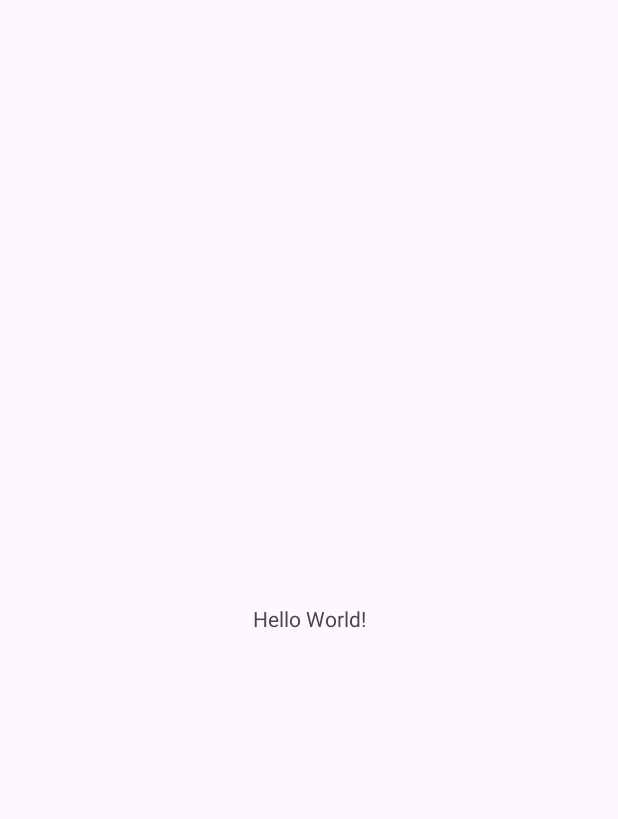
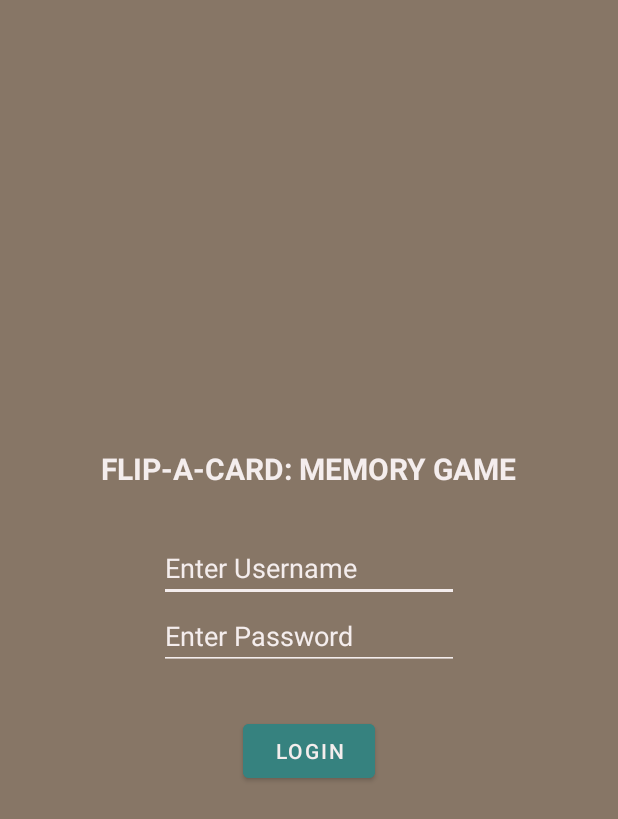
Before and after one commit to YongHui-X/PixelPairs_Android-Memory-Game, an Android app: the screen it shows after launch (MainActivity before the commit, LoginActivity after it), on a phone screen of 412 x 824 dp. Before the commit the part shown is almost empty. Shown: the top 819 px of the screen. Run offline under Robolectric (Android 15) with nearby library versions, the phone set to English and light mode, and no system bars.

Commit message:
new activity_login

```diff
--- a/android/app/src/main/AndroidManifest.xml
+++ b/android/app/src/main/AndroidManifest.xml
@@ -10,15 +10,11 @@
         android:label="@string/app_name"
         android:roundIcon="@mipmap/ic_launcher_round"
         android:supportsRtl="true"
-        android:theme="@style/Theme.AndroidCA">
+        android:theme="@style/Theme.MaterialComponents.NoActionBar">
         <activity
-            android:name=".Fetch"
+            android:name=".FetchActivity"
             android:exported="false" />
-        <activity
-            android:name=".Login"
-            android:exported="false" />
-        <activity
-            android:name=".MainActivity"
+        <activity android:name=".LoginActivity"
             android:exported="true">
             <intent-filter>
                 <action android:name="android.intent.action.MAIN" />
@@ -26,6 +22,9 @@
                 <category android:name="android.intent.category.LAUNCHER" />
             </intent-filter>
         </activity>
+        <activity
+            android:name=".MainActivity"
+            android:exported="false"/>
     </application>
 
 </manifest>
--- a/android/app/src/main/java/iss/nus/edu/sg/appfiles/androidca/Fetch.kt
+++ b/android/app/src/main/java/iss/nus/edu/sg/appfiles/androidca/FetchActivity.kt
@@ -6,7 +6,7 @@ import androidx.appcompat.app.AppCompatActivity
 import androidx.core.view.ViewCompat
 import androidx.core.view.WindowInsetsCompat
 
-class Fetch : AppCompatActivity() {
+class FetchActivity : AppCompatActivity() {
     override fun onCreate(savedInstanceState: Bundle?) {
         super.onCreate(savedInstanceState)
         enableEdgeToEdge()
--- a/android/app/src/main/java/iss/nus/edu/sg/appfiles/androidca/Login.kt
+++ b/android/app/src/main/java/iss/nus/edu/sg/appfiles/androidca/LoginActivity.kt
@@ -6,7 +6,7 @@ import androidx.appcompat.app.AppCompatActivity
 import androidx.core.view.ViewCompat
 import androidx.core.view.WindowInsetsCompat
 
-class Login : AppCompatActivity() {
+class LoginActivity : AppCompatActivity() {
     override fun onCreate(savedInstanceState: Bundle?) {
         super.onCreate(savedInstanceState)
         enableEdgeToEdge()
--- a/android/app/src/main/java/iss/nus/edu/sg/appfiles/androidca/models/Users.kt
+++ b/android/app/src/main/java/iss/nus/edu/sg/appfiles/androidca/models/Users.kt
@@ -1,4 +1,7 @@
 package iss.nus.edu.sg.appfiles.androidca.models
 
-class Users {
-}
+data class Users(
+    val username: String,
+    val password: String,
+    val isPaid: Boolean = false
+)
--- a/android/app/src/main/res/layout/activity_fetch.xml
+++ b/android/app/src/main/res/layout/activity_fetch.xml
@@ -5,6 +5,6 @@
     android:id="@+id/main"
     android:layout_width="match_parent"
     android:layout_height="match_parent"
-    tools:context=".Fetch">
+    tools:context=".FetchActivity">
 
 </androidx.constraintlayout.widget.ConstraintLayout>
--- a/android/app/src/main/res/layout/activity_login.xml
+++ b/android/app/src/main/res/layout/activity_login.xml
@@ -1,10 +1,57 @@
 <?xml version="1.0" encoding="utf-8"?>
-<androidx.constraintlayout.widget.ConstraintLayout xmlns:android="http://schemas.android.com/apk/res/android"
+<LinearLayout
+    xmlns:android="http://schemas.android.com/apk/res/android"
     xmlns:app="http://schemas.android.com/apk/res-auto"
     xmlns:tools="http://schemas.android.com/tools"
     android:id="@+id/main"
     android:layout_width="match_parent"
     android:layout_height="match_parent"
-    tools:context=".Login">
+    tools:context=".LoginActivity"
+    android:orientation="vertical"
+    android:gravity="center"
+    android:background="@color/Dusty_Taupe">
 
-</androidx.constraintlayout.widget.ConstraintLayout>
+    <TextView
+        android:layout_width="wrap_content"
+        android:layout_height="wrap_content"
+        android:text="@string/game_name"
+        android:textAllCaps="true"
+        android:textStyle="bold"
+        android:textColor="@color/Snow"
+        android:textSize="20sp"
+        android:layout_marginBottom="30dp"/>
+
+    <EditText
+        android:id="@+id/login_username"
+        android:layout_width="200dp"
+        android:layout_height="wrap_content"
+        android:hint="@string/input_username"
+        android:inputType="text"
+        android:backgroundTint="@color/Snow"
+        android:textColor="@color/Snow"
+        android:textColorHint="@color/Snow"
+        android:autofillHints="username"/>
+
+    <EditText
+        android:id="@+id/login_password"
+        android:layout_width="200dp"
+        android:layout_height="wrap_content"
+        android:hint="@string/input_password"
+        android:inputType="textPassword"
+        android:textColorHint="@color/Snow"
+        android:textColor="@color/Snow"
+        android:backgroundTint="@color/Snow"
+        android:autofillHints="password"
+        android:layout_marginBottom="30dp"
+        />
+
+    <Button
+        android:id="@+id/btn_login"
+        android:layout_width="wrap_content"
+        android:layout_height="wrap_content"
+        android:text="@string/btn_login"
+        android:textColor="@color/Snow"
+        android:backgroundTint="@color/Teal"
+        />
+
+</LinearLayout>
--- a/android/app/src/main/res/values/colors.xml
+++ b/android/app/src/main/res/values/colors.xml
@@ -2,4 +2,10 @@
 <resources>
     <color name="black">#FF000000</color>
     <color name="white">#FFFFFFFF</color>
+    <color name="Dusk_Blue">#464D77</color>
+    <color name="Teal">#36827F</color>
+    <color name="Royal_Gold">#F9DB6D</color>
+    <color name="Snow">#F4EDED</color>
+    <color name="Dusty_Taupe">#877666</color>
+
 </resources>
--- a/android/app/src/main/res/values/strings.xml
+++ b/android/app/src/main/res/values/strings.xml
@@ -1,3 +1,7 @@
 <resources>
     <string name="app_name">AndroidCA</string>
+    <string name="btn_login">Login</string>
+    <string name="input_username">Enter Username</string>
+    <string name="input_password">Enter Password</string>
+    <string name="game_name">Flip-A-Card: Memory Game</string>
 </resources>
```
